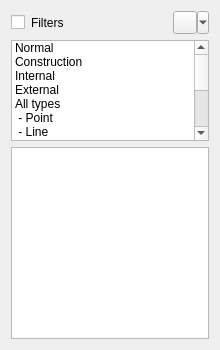
Qt form src/Mod/Sketcher/Gui/TaskSketcherElements.ui (southseact-3d/fcd) before a commit.
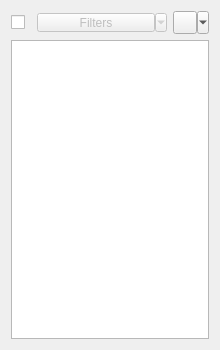
The same form after that commit. Icons and pictures are not drawn. Custom widgets are drawn as their Qt base class.

Commit message: Sketcher: Element widget: Improve filter widget.

What changed in the file:
```diff
--- a/src/Mod/Sketcher/Gui/TaskSketcherElements.ui
+++ b/src/Mod/Sketcher/Gui/TaskSketcherElements.ui
@@ -30,20 +30,51 @@
     <layout class="QHBoxLayout" name="horizontalLayout1">
      <item>
       <widget class="QCheckBox" name="filterBox">
+       <property name="sizePolicy">
+        <sizepolicy hsizetype="Maximum" vsizetype="Fixed">
+         <horstretch>0</horstretch>
+         <verstretch>0</verstretch>
+        </sizepolicy>
+       </property>
        <property name="toolTip">
         <string>Check to activate filters</string>
        </property>
        <property name="styleSheet">
-        <string notr="true">padding-bottom: 0px; margin-bottom: 0px</string>
+        <string notr="true">padding-right: 0px; margin-right: 0px</string>
        </property>
        <property name="text">
-        <string>Filters</string>
+        <string></string>
        </property>
        <property name="checked">
         <bool>false</bool>
        </property>
       </widget>
      </item>
+	 <item>
+      <widget class="QToolButton" name="filterButton">
+       <property name="sizePolicy">
+        <sizepolicy hsizetype="MinimumExpanding" vsizetype="Fixed">
+         <horstretch>0</horstretch>
+         <verstretch>0</verstretch>
+        </sizepolicy>
+       </property>
+       <property name="toolTip">
+        <string>Click to show filters</string>
+       </property>
+       <property name="styleSheet">
+        <string notr="true">padding-left: 0px; margin-left: 0px</string>
+       </property>
+       <property name="enabled">
+        <bool>false</bool>
+       </property>
+       <property name="text">
+        <string>Filters</string>
+       </property>
+       <property name="popupMode">
+        <enum>QToolButton::MenuButtonPopup</enum>
+       </property>
+      </widget>
+     </item>
      <item>
       <widget class="QToolButton" name="settingsButton">
        <property name="sizePolicy">
@@ -69,98 +100,6 @@
      </item>
     </layout>
    </item>
-   <item>
-    <widget class="QListWidget" name="listMultiFilter">
-     <property name="sizePolicy">
-      <sizepolicy hsizetype="Expanding" vsizetype="Expanding">
-       <horstretch>0</horstretch>
-       <verstretch>0</verstretch>
-      </sizepolicy>
-     </property>
-     <property name="styleSheet">
-      <string notr="true">padding-top: 0px; margin-top: 0px</string>
-     </property>
-     <property name="sizeAdjustPolicy">
-      <enum>QAbstractScrollArea::AdjustToContents</enum>
-     </property>
-     <property name="selectionMode">
-      <enum>QAbstractItemView::NoSelection</enum>
-     </property>
-     <property name="modelColumn">
-      <number>0</number>
-     </property>
-     <item>
-      <property name="text">
-       <string>Normal</string>
-      </property>
-     </item>
-     <item>
-      <property name="text">
-       <string>Construction</string>
-      </property>
-     </item>
-     <item>
-      <property name="text">
-       <string>Internal</string>
-      </property>
-     </item>
-     <item>
-      <property name="text">
-       <string>External</string>
-      </property>
-     </item>
-     <item>
-      <property name="text">
-       <string>All types</string>
-      </property>
-     </item>
-     <item>
-      <property name="text">
-       <string> - Point</string>
-      </property>
-     </item>
-     <item>
-      <property name="text">
-       <string> - Line</string>
-      </property>
-     </item>
-     <item>
-      <property name="text">
-       <string> - Circle</string>
-      </property>
-     </item>
-     <item>
-      <property name="text">
-       <string> - Ellipse </string>
-      </property>
-     </item>
-      <item>
-      <property name="text">
-       <string> - Arc</string>
-      </property>
-     </item>
-     <item>
-      <property name="text">
-       <string> - Arc of ellipse</string>
-      </property>
-     </item>
-     <item>
-      <property name="text">
-       <string> - Arc of hyperbola</string>
-      </property>
-     </item>
-     <item>
-      <property name="text">
-       <string> - Arc of parabola</string>
-      </property>
-     </item>
-     <item>
-      <property name="text">
-       <string> - B-Spline</string>
-      </property>
-     </item>
-    </widget>
-   </item>
    <item>
     <widget class="ElementView" name="listWidgetElements">
      <property name="sizePolicy">
```
Left out of the diff: 2 changed lines with no effect on the pictures. The commit also changes 2 other files.
